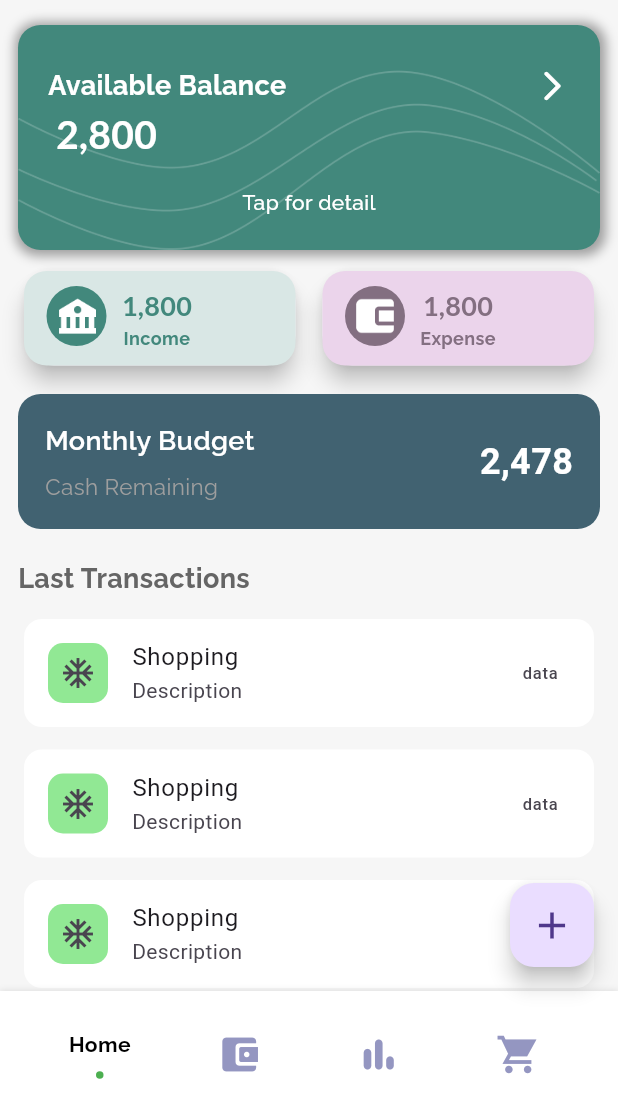
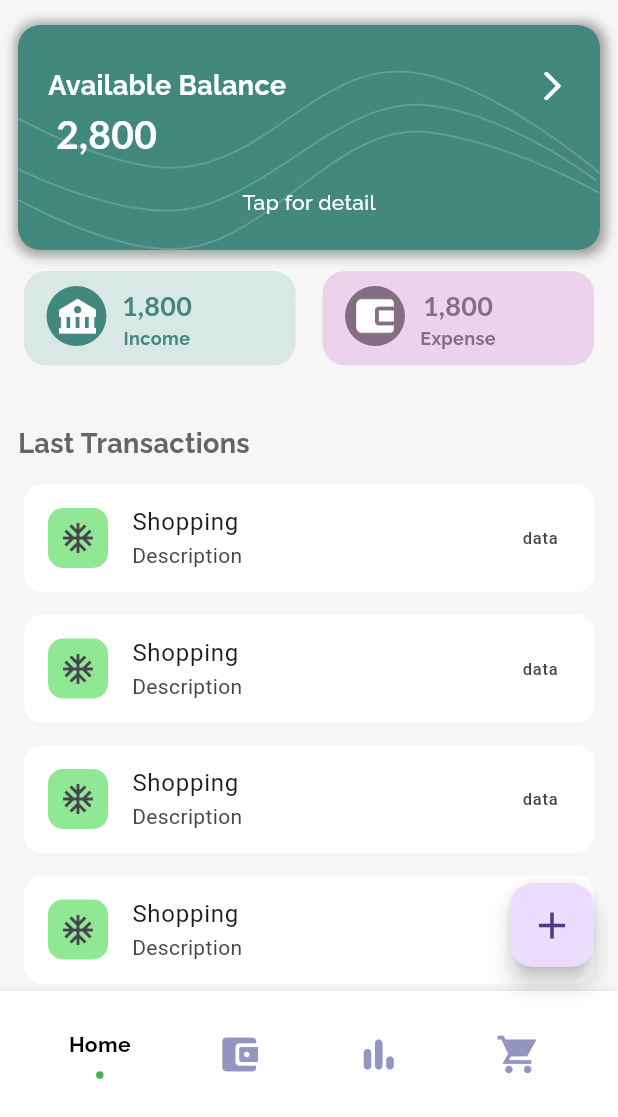
Before and after one commit to Kevinkiron/zoro, a Flutter app: the screen it shows after launch, on a phone screen of 412 x 824 dp, the part 119-1236 px from its top. Run offline on Flutter 3.47's test engine with Material 3 defaults, Android fonts, the phone set to English and light mode, and no system bars; drawn by our look-alikes of flashy_tab_bar2, flip_card; our stand-ins replace bloc, easy_date_timeline, equatable, fl_chart, flutter_bloc, gap and 2 more.

```diff
--- a/lib/screens/home/home.dart
+++ b/lib/screens/home/home.dart
@@ -95,7 +95,7 @@ class HomeView extends StatelessWidget {
             const SizedBox(
               height: 15,
             ),
-            _budgetForDayCard(),
+            //  _budgetForDayCard(),
             const Gap(20),
             AppFont().S(
               fontSize: 18,
@@ -148,7 +148,7 @@ class HomeView extends StatelessWidget {
       height: 90,
       width: 400,
       decoration: BoxDecoration(
-        color: const Color(0xFF416271),
+        color: Color.fromARGB(255, 91, 184, 168),
         borderRadius: BorderRadius.circular(15),
       ),
       child: Row(
@@ -188,7 +188,7 @@ class HomeView extends StatelessWidget {
   Card _expenseCard() {
     return Card(
       shape: RoundedRectangleBorder(borderRadius: BorderRadius.circular(20)),
-      elevation: 6,
+      elevation: 0,
       child: Container(
         padding: const EdgeInsets.symmetric(horizontal: 15, vertical: 10),
         decoration: BoxDecoration(
@@ -232,7 +232,7 @@ class HomeView extends StatelessWidget {
   Card _incomeCard() {
     return Card(
       shape: RoundedRectangleBorder(borderRadius: BorderRadius.circular(20)),
-      elevation: 6,
+      elevation: 0,
       child: Container(
         padding: const EdgeInsets.symmetric(horizontal: 15, vertical: 10),
         decoration: BoxDecoration(
@@ -301,9 +301,11 @@ class HomeView extends StatelessWidget {
       ),
       child: Row(
         children: [
-          PieChartView(),
+          Expanded(child: PieChartView()),
           Gap(10),
-          Row(
+          Expanded(
+            flex: 3,
+            child: Row(
               children: [
                 Column(
                   mainAxisAlignment: MainAxisAlignment.center,
@@ -363,6 +365,7 @@ class HomeView extends StatelessWidget {
                   ],
                 )
               ],
+            ),
           )
         ],
       ),
--- a/pubspec.yaml
+++ b/pubspec.yaml
@@ -20,6 +20,7 @@ dependencies:
   google_fonts: ^6.2.1
   easy_date_timeline: ^1.1.3
   lottie: ^3.1.2
+  isar: ^3.1.0+1
 
 dev_dependencies:
   flutter_test:
```
Also changed, not shown: pubspec.lock. Lines whose indentation alone changed are shown as unchanged.
